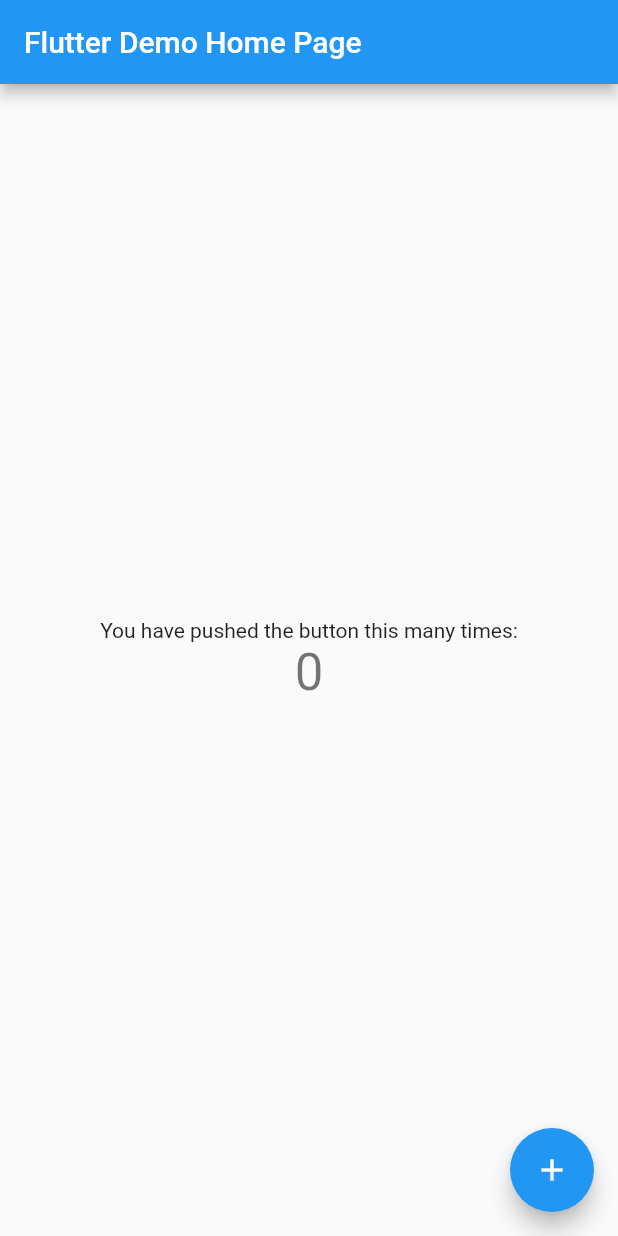
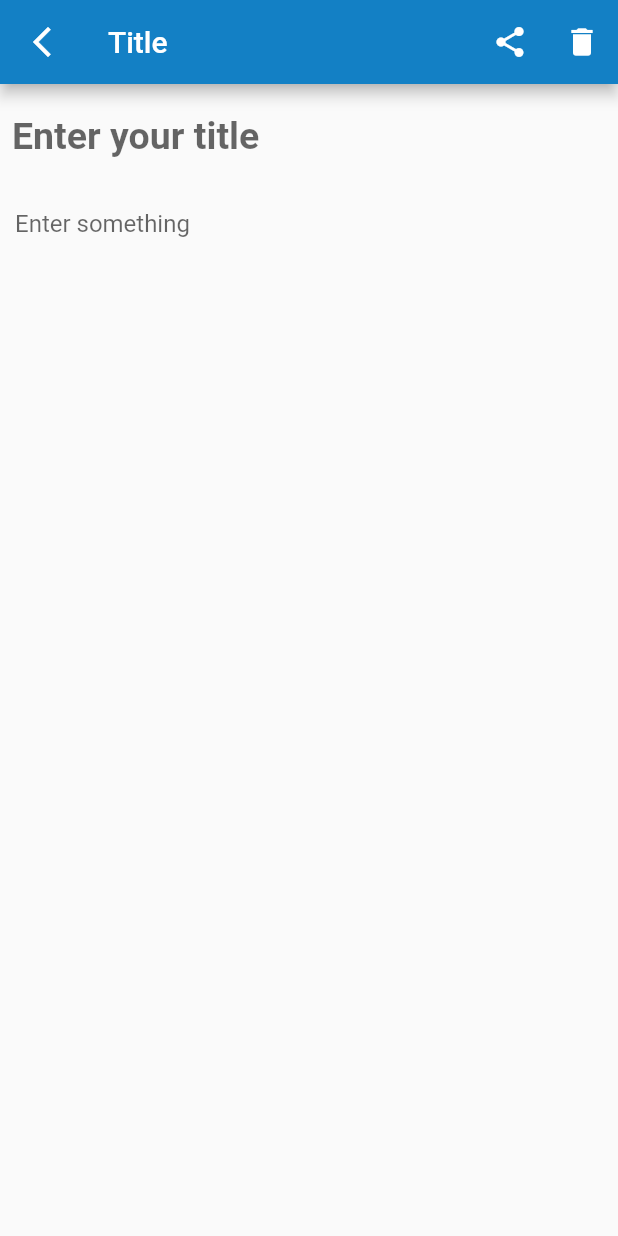
Before and after one commit to Simple-Genius/notesApp, a Flutter app: the screen it shows after launch, on a phone screen of 412 x 824 dp. Run offline on Flutter 3.47's test engine with Material 2 defaults, Android fonts, the phone set to English and light mode, and no system bars.

Commit message:
notePage mostly complete

```diff
--- a/lib/main.dart
+++ b/lib/main.dart
@@ -1,4 +1,7 @@
 import 'package:flutter/material.dart';
+import 'package:notes_app/notePage.dart';
+
+import 'homePage.dart';
 
 void main() {
   runApp(const MyApp());
@@ -7,109 +10,15 @@ void main() {
 class MyApp extends StatelessWidget {
   const MyApp({Key? key}) : super(key: key);
 
-  // This widget is the root of your application.
   @override
   Widget build(BuildContext context) {
     return MaterialApp(
+      debugShowCheckedModeBanner: false,
       title: 'Flutter Demo',
       theme: ThemeData(
-        // This is the theme of your application.
-        //
-        // Try running your application with "flutter run". You'll see the
-        // application has a blue toolbar. Then, without quitting the app, try
-        // changing the primarySwatch below to Colors.green and then invoke
-        // "hot reload" (press "r" in the console where you ran "flutter run",
-        // or simply save your changes to "hot reload" in a Flutter IDE).
-        // Notice that the counter didn't reset back to zero; the application
-        // is not restarted.
         primarySwatch: Colors.blue,
       ),
-      home: const MyHomePage(title: 'Flutter Demo Home Page'),
+      home: const NotePage(),
     );
   }
 }
-
-class MyHomePage extends StatefulWidget {
-  const MyHomePage({Key? key, required this.title}) : super(key: key);
-
-  // This widget is the home page of your application. It is stateful, meaning
-  // that it has a State object (defined below) that contains fields that affect
-  // how it looks.
-
-  // This class is the configuration for the state. It holds the values (in this
-  // case the title) provided by the parent (in this case the App widget) and
-  // used by the build method of the State. Fields in a Widget subclass are
-  // always marked "final".
-
-  final String title;
-
-  @override
-  State<MyHomePage> createState() => _MyHomePageState();
-}
-
-class _MyHomePageState extends State<MyHomePage> {
-  int _counter = 0;
-
-  void _incrementCounter() {
-    setState(() {
-      // This call to setState tells the Flutter framework that something has
-      // changed in this State, which causes it to rerun the build method below
-      // so that the display can reflect the updated values. If we changed
-      // _counter without calling setState(), then the build method would not be
-      // called again, and so nothing would appear to happen.
-      _counter++;
-    });
-  }
-
-  @override
-  Widget build(BuildContext context) {
-    // This method is rerun every time setState is called, for instance as done
-    // by the _incrementCounter method above.
-    //
-    // The Flutter framework has been optimized to make rerunning build methods
-    // fast, so that you can just rebuild anything that needs updating rather
-    // than having to individually change instances of widgets.
-    return Scaffold(
-      appBar: AppBar(
-        // Here we take the value from the MyHomePage object that was created by
-        // the App.build method, and use it to set our appbar title.
-        title: Text(widget.title),
-      ),
-      body: Center(
-        // Center is a layout widget. It takes a single child and positions it
-        // in the middle of the parent.
-        child: Column(
-          // Column is also a layout widget. It takes a list of children and
-          // arranges them vertically. By default, it sizes itself to fit its
-          // children horizontally, and tries to be as tall as its parent.
-          //
-          // Invoke "debug painting" (press "p" in the console, choose the
-          // "Toggle Debug Paint" action from the Flutter Inspector in Android
-          // Studio, or the "Toggle Debug Paint" command in Visual Studio Code)
-          // to see the wireframe for each widget.
-          //
-          // Column has various properties to control how it sizes itself and
-          // how it positions its children. Here we use mainAxisAlignment to
-          // center the children vertically; the main axis here is the vertical
-          // axis because Columns are vertical (the cross axis would be
-          // horizontal).
-          mainAxisAlignment: MainAxisAlignment.center,
-          children: <Widget>[
-            const Text(
-              'You have pushed the button this many times:',
-            ),
-            Text(
-              '$_counter',
-              style: Theme.of(context).textTheme.headline4,
-            ),
-          ],
-        ),
-      ),
-      floatingActionButton: FloatingActionButton(
-        onPressed: _incrementCounter,
-        tooltip: 'Increment',
-        child: const Icon(Icons.add),
-      ), // This trailing comma makes auto-formatting nicer for build methods.
-    );
-  }
-}
--- /dev/null
+++ b/lib/notePage.dart
@@ -0,0 +1,75 @@
+import 'package:flutter/material.dart';
+
+class NotePage extends StatefulWidget {
+  const NotePage({Key? key}) : super(key: key);
+
+  @override
+  _NotePageState createState() => _NotePageState();
+}
+
+class _NotePageState extends State<NotePage> {
+  final titleController = TextEditingController();
+  final bodyController = TextEditingController();
+
+  @override
+  void dispose() {
+    titleController.dispose();
+    bodyController.dispose();
+    super.dispose();
+  }
+
+
+  @override
+  Widget build(BuildContext context) {
+
+    return Scaffold(
+      body: Column(
+        children:  [
+          AppBar(
+            backgroundColor: const Color(0xFF1380C5),
+            leading: IconButton(
+              icon: const Icon(Icons.arrow_back_ios_new),
+              onPressed: () { },
+            ),
+            title: const Text('Title'),
+            actions: [
+              IconButton(
+                  onPressed: (){},
+                  icon: const Icon(Icons.share)
+              ),
+              IconButton(
+                  onPressed: (){},
+                  icon: const Icon(Icons.delete)
+              ),
+            ],
+          ),
+          const Padding(
+            padding: EdgeInsets.all(8.0),
+            child: TextField(
+              maxLines: null,
+              decoration: InputDecoration(
+                hintText: 'Enter your title',
+                border: InputBorder.none
+              ),
+             style: TextStyle(
+               fontWeight: FontWeight.bold,
+               fontSize: 25,
+             ),
+
+            ),
+          ),
+          const Padding(
+              padding: EdgeInsets.only(left: 10.0, bottom: 5.0, right: 5.0),
+            child: TextField(
+              maxLines: null,
+              decoration: InputDecoration(
+                border: InputBorder.none,
+                hintText: 'Enter something',
+              ),
+            ),
+          )
+        ],
+      ),
+    );
+  }
+}
```
Also changed, not shown: lib/homePage.dart (added, +44 -0 lines), lib/noteCard.dart (added, +15 -0 lines), 1 other file.
